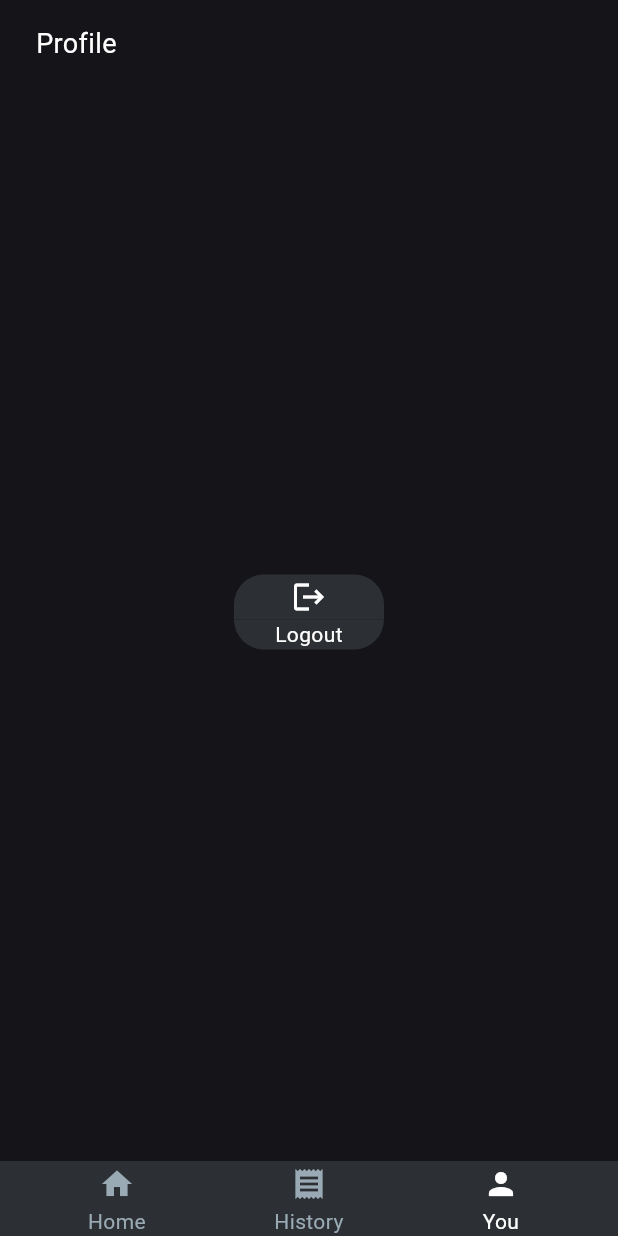
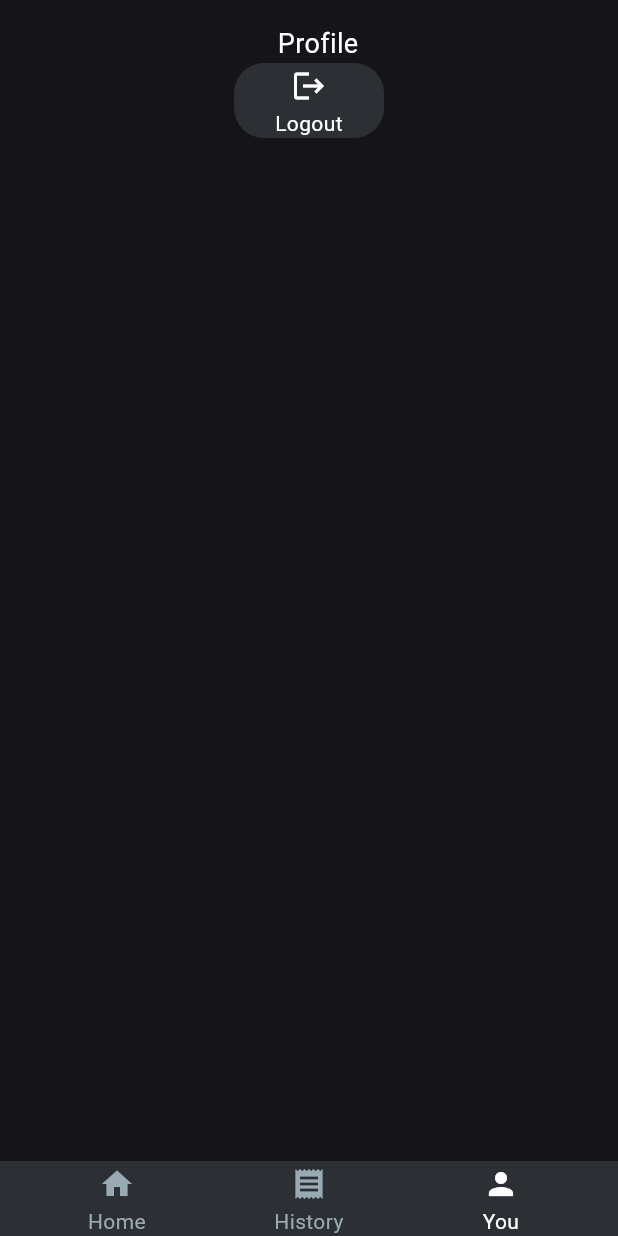
Before and after one commit to Zokky2e/flutter_test_app, a Flutter app: the ProfilePage screen opened by its route, on a phone screen of 412 x 824 dp. Run offline on Flutter 3.47's test engine with Material 3 defaults, Android fonts, the phone set to English and light mode, and no system bars; our stand-ins replace dio, flutter_dotenv, flutter_secure_storage, go_router; accounts and stored records are empty; network calls fail.

Commit message:
fixed parent child exceptions

```diff
--- a/lib/common/custom_column.dart
+++ b/lib/common/custom_column.dart
@@ -6,16 +6,19 @@ class CustomColumn extends StatelessWidget {
     super.key,
     required this.text,
     required this.backgroundColor,
+    this.crossAxisAlignment = CrossAxisAlignment.stretch,
+    this.mainAxisAlignment = MainAxisAlignment.start,
     required this.child,
   });
   final String text;
   final Color backgroundColor;
+  final CrossAxisAlignment crossAxisAlignment;
+  final MainAxisAlignment mainAxisAlignment;
   final Widget child;
   @override
   Widget build(BuildContext context) {
     Color onPrimary = Theme.of(context).colorScheme.onPrimary;
     return Column(
-      crossAxisAlignment: CrossAxisAlignment.stretch,
       children: [
         Container(
           decoration: BoxDecoration(
@@ -35,11 +38,12 @@ class CustomColumn extends StatelessWidget {
             ),
           ),
         ),
-        Expanded(
-          child: Container(
-            decoration: BoxDecoration(color: backgroundColor),
-            padding: const EdgeInsets.symmetric(horizontal: 12),
-            child: child,
+        Padding(
+          padding: const EdgeInsets.symmetric(horizontal: 12),
+          child: Column(
+            crossAxisAlignment: crossAxisAlignment,
+            mainAxisAlignment: mainAxisAlignment,
+            children: [child],
           ),
         ),
       ],
--- a/lib/common/home_old.dart
+++ b/lib/common/home_old.dart
@@ -27,7 +27,7 @@ class _HomeState extends State<Home> {
           child: Column(
             verticalDirection: VerticalDirection.up,
             children: [
-              CustomBottomBar(initialTab: Tabs.home),
+              CustomBottomBar(currentTab: Tabs.home),
               Expanded(
                 child: Row(
                   verticalDirection: VerticalDirection.up,
--- a/lib/components/bottom_bar/custom_bottom_bar.dart
+++ b/lib/components/bottom_bar/custom_bottom_bar.dart
@@ -5,24 +5,15 @@ import 'package:go_router/go_router.dart';
 
 enum Tabs { home, notifs, profile }
 
-class CustomBottomBar extends StatefulWidget {
-  final Tabs initialTab;
-  const CustomBottomBar({super.key, required this.initialTab});
-  @override
-  State<CustomBottomBar> createState() => _CustomBottomBarState();
-}
-
-class _CustomBottomBarState extends State<CustomBottomBar> {
+class CustomBottomBar extends StatelessWidget {
+  final Tabs currentTab;
+  const CustomBottomBar({super.key, required this.currentTab});
   @override
   Widget build(BuildContext context) {
     Color primaryColor = Theme.of(context).colorScheme.primary;
     Color onPrimaryColor = Theme.of(context).colorScheme.onPrimary;
     Color secondary = Theme.of(context).colorScheme.secondary;
-    return Expanded(
-      flex: 0,
-      child: Align(
-        alignment: FractionalOffset.bottomCenter,
-        child: Container(
+    return Container(
       decoration: BoxDecoration(color: secondary),
       child: Row(
         mainAxisAlignment: MainAxisAlignment.spaceEvenly,
@@ -30,48 +21,36 @@ class _CustomBottomBarState extends State<CustomBottomBar> {
         children: [
           CutomTextedButton(
             onTap: () {
-                  setState(() {
-                    widget.initialTab != Tabs.home ? context.push("/") : null;
-                  });
+              if (currentTab != Tabs.home) {
+                context.go("/");
+              }
             },
-                color: widget.initialTab == Tabs.home
-                    ? onPrimaryColor
-                    : primaryColor,
+            color: currentTab == Tabs.home ? onPrimaryColor : primaryColor,
             icon: Icons.home,
             text: "Home",
           ),
           CutomTextedButton(
             onTap: () {
-                  setState(() {
-                    widget.initialTab != Tabs.notifs
-                        ? context.push("/history")
-                        : null;
-                  });
+              if (currentTab != Tabs.notifs) {
+                context.go("/history");
+              }
             },
-                color: widget.initialTab == Tabs.notifs
-                    ? onPrimaryColor
-                    : primaryColor,
+            color: currentTab == Tabs.notifs ? onPrimaryColor : primaryColor,
             icon: Icons.receipt,
             text: "History",
           ),
           CutomTextedButton(
             onTap: () {
-                  setState(() {
-                    widget.initialTab != Tabs.profile
-                        ? context.push("/profile")
-                        : null;
-                  });
+              if (currentTab != Tabs.profile) {
+                context.go("/profile");
+              }
             },
-                color: widget.initialTab == Tabs.profile
-                    ? onPrimaryColor
-                    : primaryColor,
+            color: currentTab == Tabs.profile ? onPrimaryColor : primaryColor,
             icon: Icons.person,
             text: "You",
           ),
         ],
       ),
-        ),
-      ),
     );
   }
 }
--- a/lib/components/buttons/custom_texted_button.dart
+++ b/lib/components/buttons/custom_texted_button.dart
@@ -18,11 +18,10 @@ class CutomTextedButton extends StatelessWidget {
     Color secondary = Theme.of(context).colorScheme.secondary;
     return GestureDetector(
       onTap: onTap,
-      child: Expanded(
-        flex: 1,
       child: Column(
         verticalDirection: VerticalDirection.down,
         mainAxisAlignment: MainAxisAlignment.center,
+        mainAxisSize: MainAxisSize.min,
         children: [
           Container(
             height: 30,
@@ -57,7 +56,6 @@ class CutomTextedButton extends StatelessWidget {
           ),
         ],
       ),
-      ),
     );
   }
 }
--- a/lib/components/custom_purchase_item/custom_items_list_view.dart
+++ b/lib/components/custom_purchase_item/custom_items_list_view.dart
@@ -12,13 +12,14 @@ class CustomItemsListView extends StatefulWidget {
 }
 
 class _CustomItemsListViewState extends State<CustomItemsListView> {
-  int selectedItem = 0;
+  int? selectedItem;
   @override
   Widget build(BuildContext context) {
     return ListView.builder(
       itemCount: widget.list.length,
       itemBuilder: (BuildContext context, int index) {
         return CustomItemsListViewItem(
+          key: Key(widget.list[index].id.toString()),
           item: widget.list[index],
           isSelected: selectedItem == widget.list[index].id,
           onTap: () {
--- a/lib/main.dart
+++ b/lib/main.dart
@@ -19,6 +19,7 @@ class MyApp extends StatelessWidget {
     return MaterialApp.router(
       title: 'Flutter Demo',
       theme: ThemeData(
+        useSystemColors: true,
         colorScheme: colorScheme,
         pageTransitionsTheme: PageTransitionsTheme(
           builders: {
--- a/lib/pages/profile_page.dart
+++ b/lib/pages/profile_page.dart
@@ -26,9 +26,7 @@ class _ProfilePageState extends State<ProfilePage> {
         child: Container(
           padding: EdgeInsets.fromLTRB(0, 0, 0, 0),
           child: Column(
-            verticalDirection: VerticalDirection.up,
             children: [
-              CustomBottomBar(initialTab: Tabs.profile),
               Expanded(
                 child: CustomColumn(
                   text: "Profile",
@@ -44,6 +42,7 @@ class _ProfilePageState extends State<ProfilePage> {
                   ),
                 ),
               ),
+              CustomBottomBar(currentTab: Tabs.profile),
             ],
           ),
         ),
```
Also changed, not shown: lib/components/custom_purchase_item/custom_items_list_view_item.dart (+14 -13 lines), lib/pages/history_page.dart (+8 -28 lines). Lines whose indentation alone changed are shown as unchanged.
